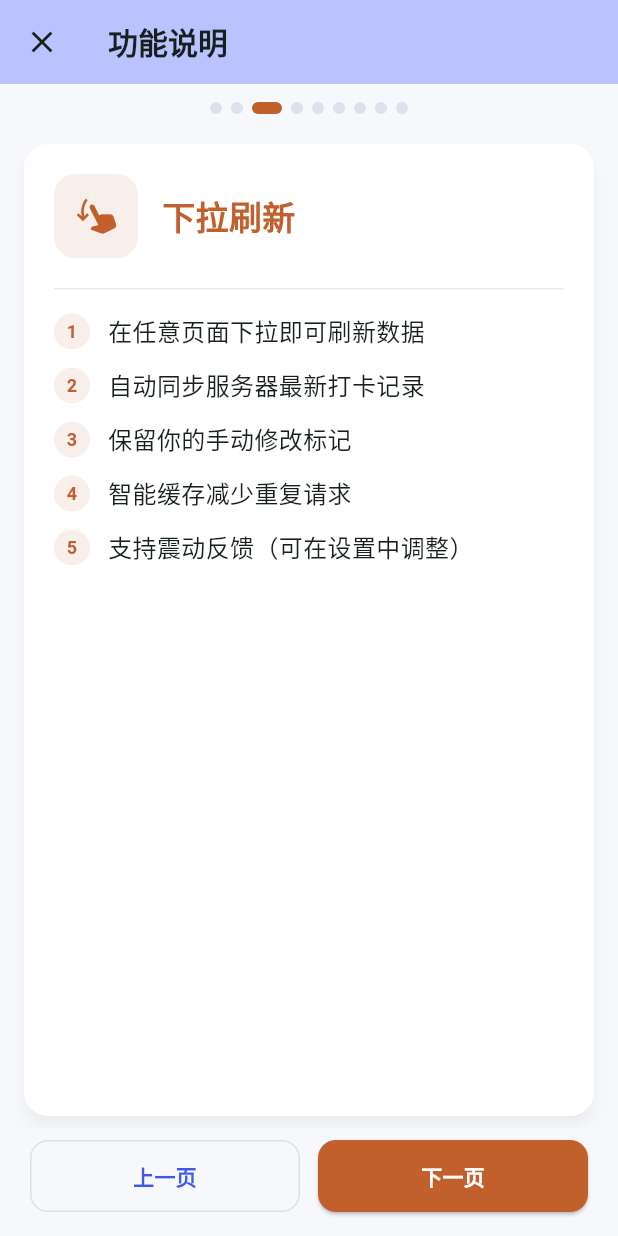
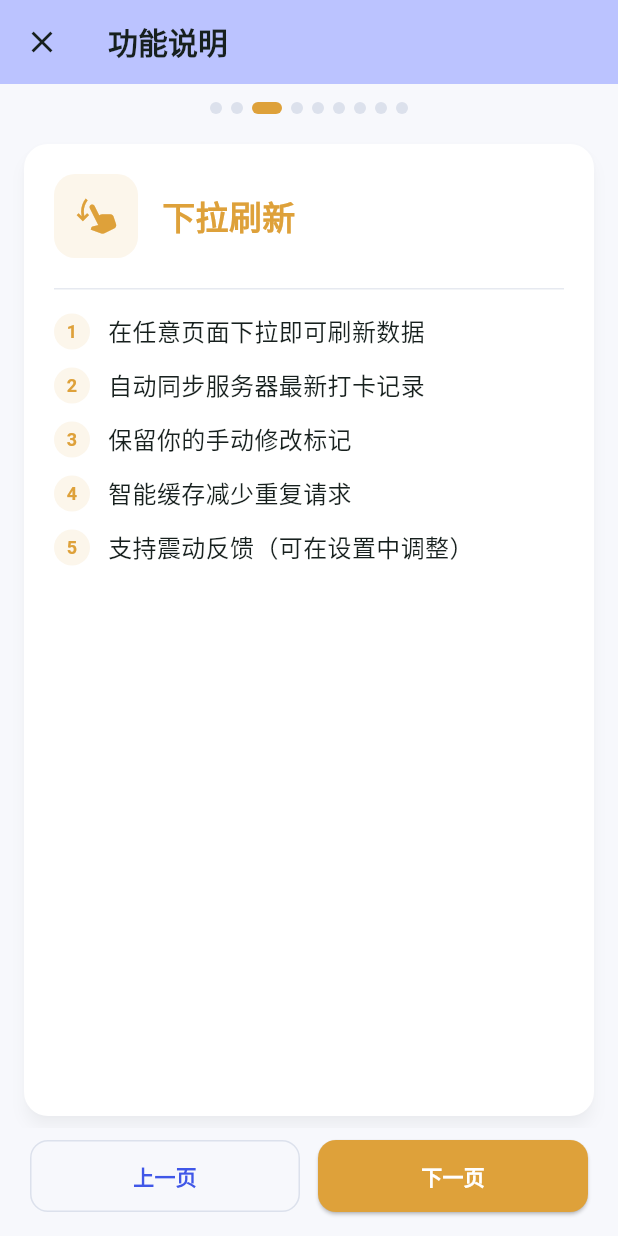
Before and after one commit to BR184/huayun_worktime, a Flutter app: the FeatureGuidePage screen opened directly, swiped to page 3, on a phone screen of 412 x 824 dp. Run offline on Flutter 3.47's test engine with Material 3 defaults, Android fonts, the phone set to English and light mode, and no system bars; our stand-ins replace flutter_local_notifications, permission_handler, shared_preferences; missing offline and left inert: android_alarm_manager_plus, flutter_inappwebview, gal; accounts and stored records are empty.

Commit message:
style: 警告色铜橙改亮琥珀，不再接近红色
- warning #C2602D(铜橙偏红棕) → #DEA13A(亮琥珀，偏黄、
  亮度更高，与红色#BA1A1A区分清晰)
- warningLight #FBE4D5→#FCEFCE、warningDark #6B2F0E→#7A5A14
- 全局生效：状态条黄档/柱状图/提示卡/目标进度

Co-Authored-By: Claude Haiku 4.5 <noreply@anthropic.com>

```diff
--- a/hikiot_worktime/lib/core/theme/app_colors.dart
+++ b/hikiot_worktime/lib/core/theme/app_colors.dart
@@ -33,10 +33,11 @@ class AppColors {
   static const Color successDark = secondaryDark;
 
   /// 警告 - 橙色
-  // 警告/一般状态 - 铜橙（与钴蓝/青柚/莓红体系协调，避免刺眼黄）
-  static const Color warning = Color(0xFFC2602D);
-  static const Color warningLight = Color(0xFFFBE4D5);
-  static const Color warningDark = Color(0xFF6B2F0E);
+  // 警告/一般状态 - 亮琥珀（比红色明显偏黄、亮度更高，
+  // 与钴蓝/青柚/莓红体系协调，避免深暗黄也避免接近红）
+  static const Color warning = Color(0xFFDEA13A);
+  static const Color warningLight = Color(0xFFFCEFCE);
+  static const Color warningDark = Color(0xFF7A5A14);
 
   /// 错误 - 红色
   static const Color error = Color(0xFFBA1A1A);
```
Also changed, not shown: 1 other file.
